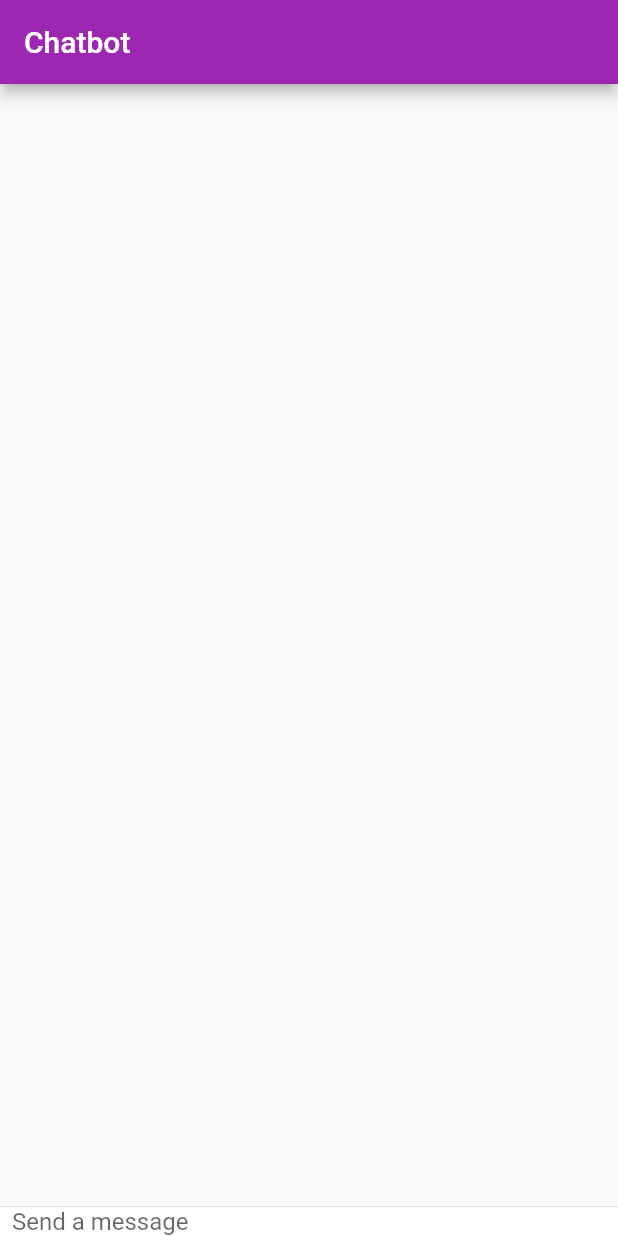
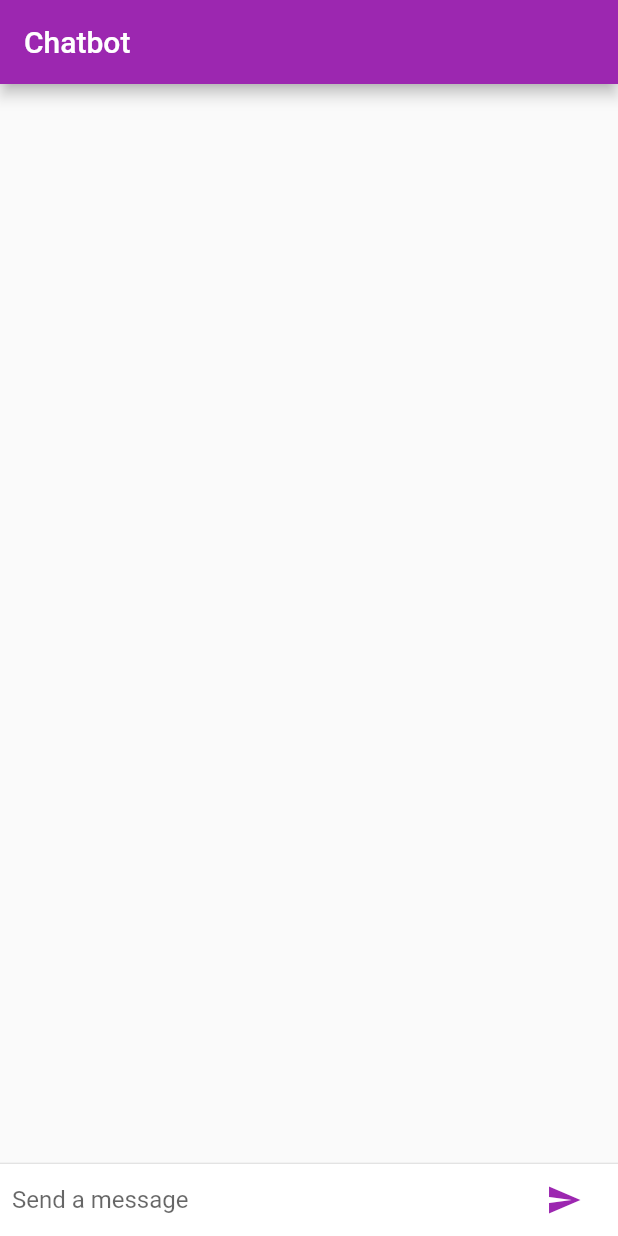
Before and after one commit to reham611/chatgpt, a Flutter app: the screen it shows after launch, on a phone screen of 412 x 824 dp. Run offline on Flutter 3.47's test engine with Material 2 defaults, Android fonts, the phone set to English and light mode, and no system bars.

Commit message:
to sent we neet button

```diff
--- a/chatgpt/chatgpt/lib/main.dart
+++ b/chatgpt/chatgpt/lib/main.dart
@@ -113,6 +113,11 @@ class _ChatbotScreenState extends State<ChatbotScreen> {
                     InputDecoration.collapsed(hintText: 'Send a message'),
               ),
             ),
+            Container(
+              margin: EdgeInsets.symmetric(horizontal: 4.0),
+              child: IconButton(
+                  icon: Icon(Icons.send), onPressed: () => _sendMessage()),
+            ),
           ],
         ),
       ),
```
